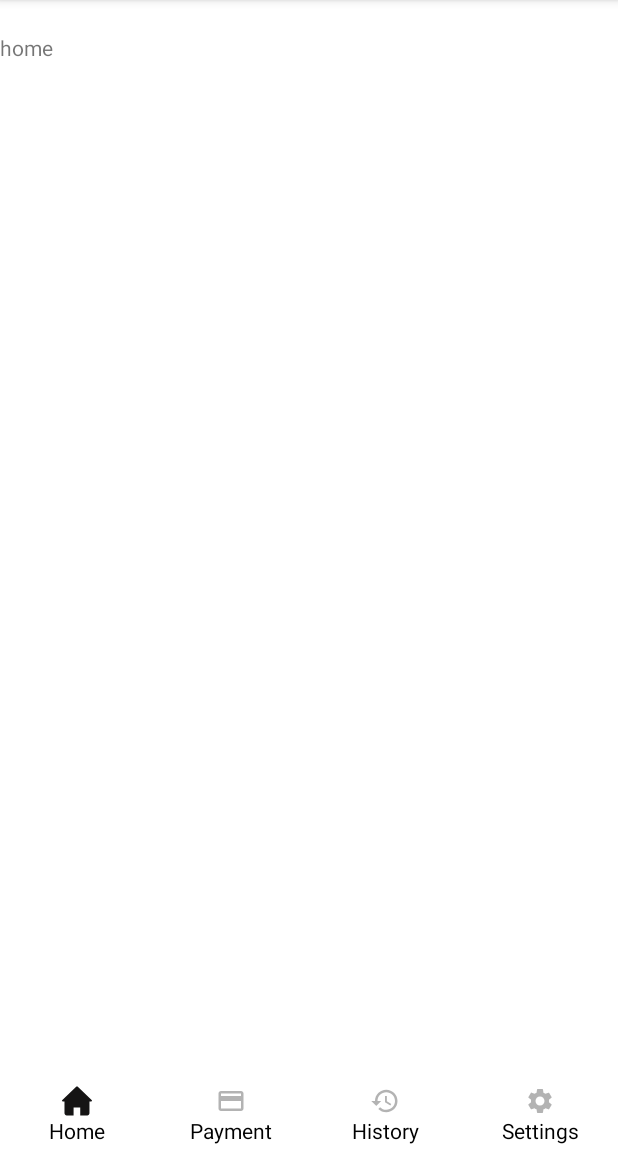
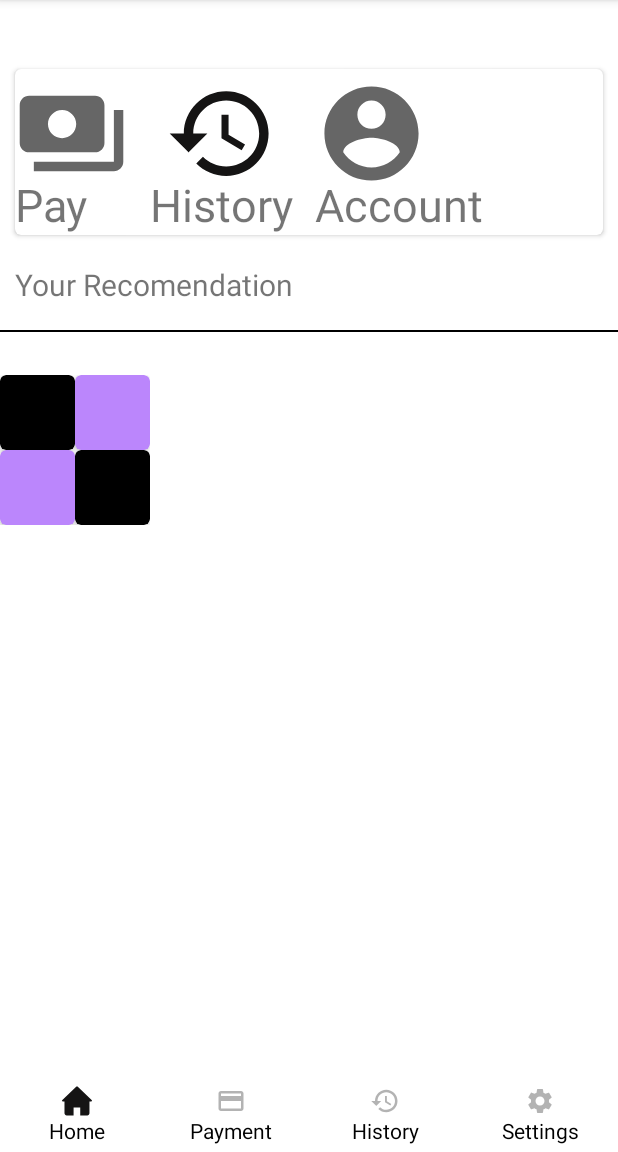
Before and after one commit to galihmay/Responsi-Fintech-20.22.2400, an Android app: the HomeFragment screen opened directly, with no data from a screen before it, on a phone screen of 412 x 824 dp, the part 84-1236 px from its top. Run offline under Robolectric (Android 15) with nearby library versions, the phone set to English and light mode, and no system bars; our stand-ins replace data binding.

Commit message:
isi fragment home

```diff
--- /dev/null
+++ b/app/src/main/res/drawable/account.xml
@@ -0,0 +1,10 @@
+<vector xmlns:android="http://schemas.android.com/apk/res/android"
+    android:width="24dp"
+    android:height="24dp"
+    android:viewportWidth="24"
+    android:viewportHeight="24"
+    android:tint="?attr/colorControlNormal">
+  <path
+      android:fillColor="@android:color/white"
+      android:pathData="M12,2C6.48,2 2,6.48 2,12s4.48,10 10,10 10,-4.48 10,-10S17.52,2 12,2zM12,5c1.66,0 3,1.34 3,3s-1.34,3 -3,3 -3,-1.34 -3,-3 1.34,-3 3,-3zM12,19.2c-2.5,0 -4.71,-1.28 -6,-3.22 0.03,-1.99 4,-3.08 6,-3.08 1.99,0 5.97,1.09 6,3.08 -1.29,1.94 -3.5,3.22 -6,3.22z"/>
+</vector>
--- /dev/null
+++ b/app/src/main/res/drawable/pay.xml
@@ -0,0 +1,10 @@
+<vector xmlns:android="http://schemas.android.com/apk/res/android"
+    android:width="24dp"
+    android:height="24dp"
+    android:viewportWidth="24"
+    android:viewportHeight="24"
+    android:tint="?attr/colorControlNormal">
+  <path
+      android:fillColor="@android:color/white"
+      android:pathData="M19,14L19,6c0,-1.1 -0.9,-2 -2,-2L3,4c-1.1,0 -2,0.9 -2,2v8c0,1.1 0.9,2 2,2h14c1.1,0 2,-0.9 2,-2zM10,13c-1.66,0 -3,-1.34 -3,-3s1.34,-3 3,-3 3,1.34 3,3 -1.34,3 -3,3zM23,7v11c0,1.1 -0.9,2 -2,2L4,20v-2h17L21,7h2z"/>
+</vector>
--- a/app/src/main/res/layout/fragment_home.xml
+++ b/app/src/main/res/layout/fragment_home.xml
@@ -3,17 +3,152 @@
     xmlns:tools="http://schemas.android.com/tools"
     android:layout_width="match_parent"
     android:layout_height="match_parent"
+    xmlns:app="http://schemas.android.com/apk/res-auto"
     tools:context=".ui.HomeFragment">
+
 
     <ScrollView
         android:id="@+id/scrollView2"
         android:layout_width="fill_parent"
         android:layout_height="fill_parent"
-        android:layout_marginTop="22dp">
+    >
+
+        <androidx.cardview.widget.CardView
+            android:layout_width="match_parent"
+            android:layout_height="wrap_content"
+            android:layout_marginTop="46dp"
+            android:layout_marginLeft="10dp"
+            android:layout_marginRight="10dp"
+            android:layout_marginBottom="10dp"
+            app:cardCornerRadius="4dp">
+
+
+            <ImageView
+                android:layout_marginTop="5dp"
+                android:layout_width="75dp"
+                android:layout_height="75dp"
+                android:text="Pay"
+                app:srcCompat="@drawable/pay" />
+
+            <ImageView
+                android:layout_marginTop="5dp"
+                android:layout_width="75dp"
+                android:layout_height="75dp"
+                android:layout_marginLeft="100dp"
+                android:text="Pay"
+                app:srcCompat="@drawable/ic_history_dark" />
+
+            <ImageView
+                android:layout_marginTop="5dp"
+                android:layout_width="75dp"
+                android:layout_height="75dp"
+                android:layout_marginLeft="200dp"
+                android:text="Pay"
+                app:srcCompat="@drawable/account" />
+                />
+
+            <TextView
+                android:layout_marginTop="70dp"
+                android:layout_width="wrap_content"
+                android:layout_height="wrap_content"
+                android:text="Pay"
+                android:textSize="30sp"
+                 />
+
+            <TextView
+                android:layout_marginTop="70dp"
+                android:layout_width="wrap_content"
+                android:layout_height="wrap_content"
+                android:layout_marginLeft="90dp"
+                android:text="History"
+                android:textSize="30sp"
+                />
+
+            <TextView
+                android:layout_marginTop="70dp"
+                android:layout_width="wrap_content"
+                android:layout_height="wrap_content"
+                android:layout_marginLeft="200dp"
+                android:text="Account"
+                android:textSize="30sp"
+                />
+
+
+
+
+
+
+
+
+
+        </androidx.cardview.widget.CardView>
+
+
+
+    </ScrollView>
+
     <TextView
         android:layout_width="match_parent"
-        android:layout_height="match_parent"
-        android:text="home" />
-    </ScrollView>
+        android:layout_height="wrap_content"
+        android:layout_marginTop="176dp"
+        android:layout_marginLeft="10dp"
+        android:textSize="20dp"
+        android:text="Your Recomendation "/>
+
+    <View
+        android:id="@+id/garis"
+        android:layout_width="match_parent"
+        android:layout_height="1dp"
+        android:background="@color/black"
+        android:layout_marginTop="220dp"
+
+        />
+
+    <GridLayout
+        android:id="@+id/GridLayout1"
+        android:layout_width="wrap_content"
+        android:layout_height="wrap_content"
+        android:columnCount="2"
+        android:layout_marginTop="250dp"
+        android:rowCount="2"
+        android:layout_below="@id/garis"
+        android:orientation="horizontal"
+      >
+        <androidx.cardview.widget.CardView
+        android:layout_width="50dp"
+        android:layout_height="50dp"
+            android:background="@color/black"
+            app:cardBackgroundColor="@color/black"
+            app:cardCornerRadius="4dp">
+
+        </androidx.cardview.widget.CardView>
+
+        <androidx.cardview.widget.CardView
+            android:layout_width="50dp"
+            android:layout_height="50dp"
+            app:cardBackgroundColor="@color/purple_200"
+            app:cardCornerRadius="4dp">
+
+        </androidx.cardview.widget.CardView>
+
+        <androidx.cardview.widget.CardView
+            android:layout_width="50dp"
+            android:layout_height="50dp"
+            app:cardBackgroundColor="@color/purple_200"
+            app:cardCornerRadius="4dp">
+
+        </androidx.cardview.widget.CardView>
+        <androidx.cardview.widget.CardView
+            android:layout_width="50dp"
+            android:layout_height="50dp"
+            android:background="@color/black"
+            app:cardBackgroundColor="@color/black"
+            app:cardCornerRadius="4dp">
+
+        </androidx.cardview.widget.CardView>
+
+
+    </GridLayout>
+
 
 </FrameLayout>
```
